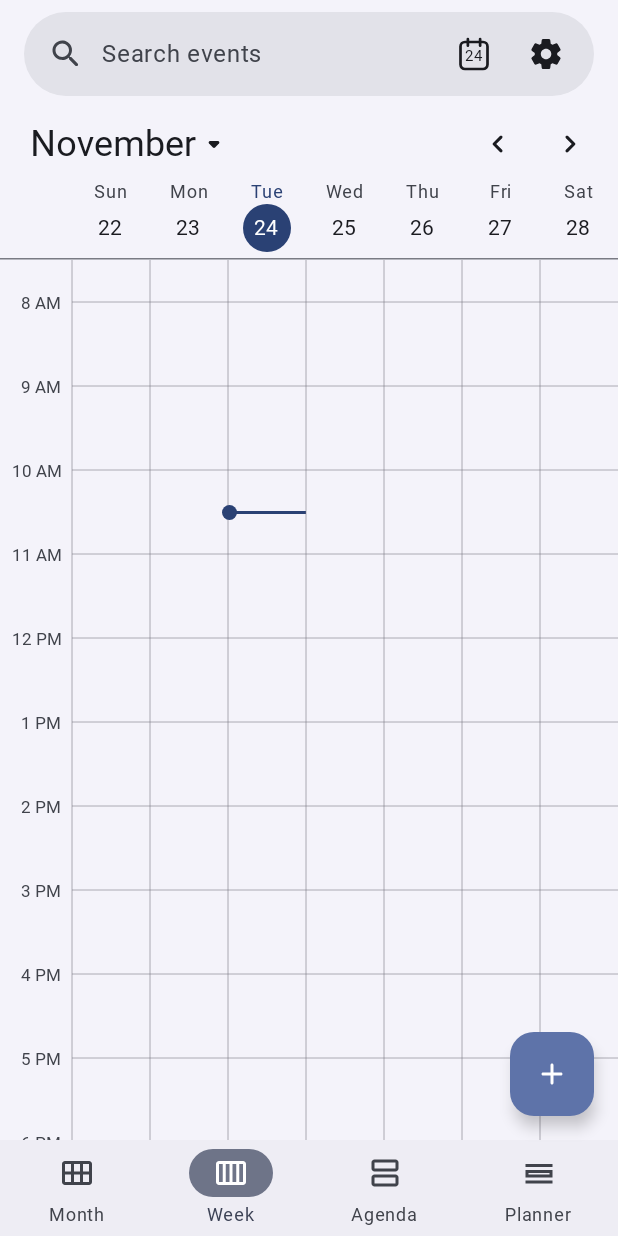
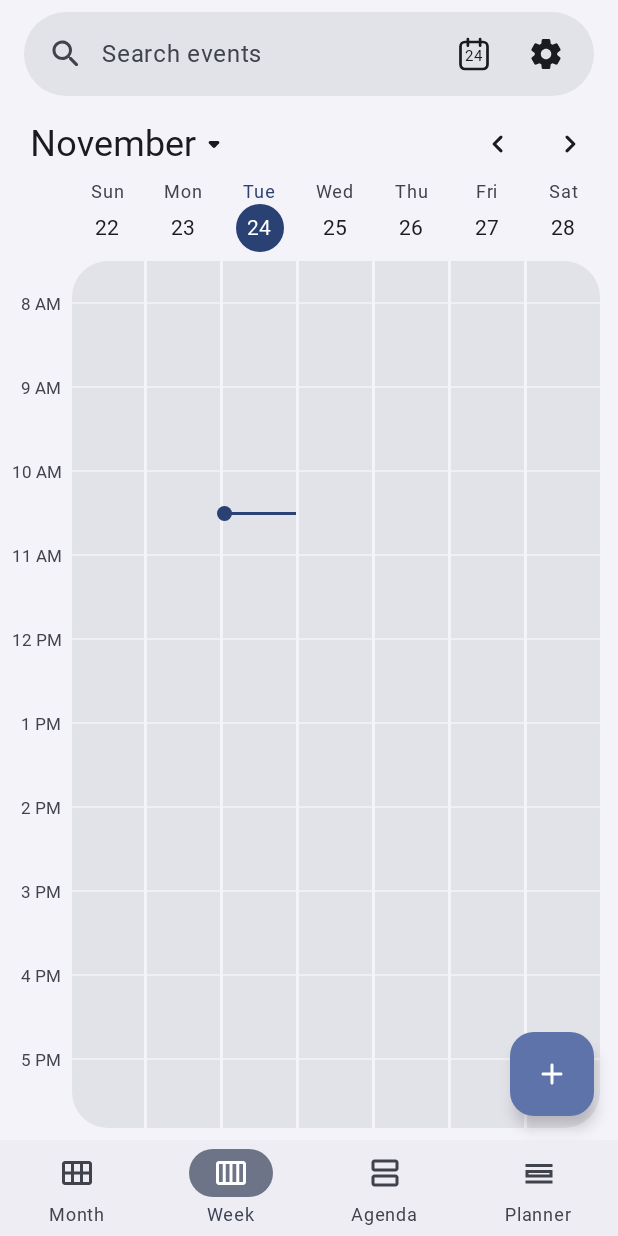
Before and after one commit to jawsh207/Calendar, an Android app built with Jetpack Compose: the screen it shows after launch (MainActivity), item 2 of the bottom bar chosen, on a phone screen of 412 x 824 dp. Run offline under Robolectric (Android 15) with nearby library versions, the phone set to English and light mode, and no system bars; Roboto replaces fonts that are not available here; 1 statement that could not run was skipped.

Commit message:
Put the month and week grids on rounded cards
The Month, Planner and Week views now sit on a rounded card in the search
bar's colour, inset like the grouped lists, with gaps of page colour as the
lines between the days. The Week view's all-day row and hour grid are two
pieces of one card, and its hour labels follow the grid's scrolling.

Day headings in the lists are in the primary colour like Contacts' and
Dialtone's section headings, and the weekday letters are all one colour.

```diff
--- a/app/src/main/java/app/agenda/calendar/ui/components/Events.kt
+++ b/app/src/main/java/app/agenda/calendar/ui/components/Events.kt
@@ -112,7 +112,8 @@ fun EventChip(occurrence: Occurrence, modifier: Modifier = Modifier, faded: Bool
 
 /**
  * The day heading over a day's events in the lists: the weekday and date, in the theme's
- * primary colour for today.
+ * primary colour like the section headings in Contacts and Dialtone. Today and tomorrow are
+ * named.
  */
 @Composable
 fun DayHeading(day: LocalDate, today: LocalDate, formats: Formats, modifier: Modifier = Modifier) {
@@ -125,7 +126,7 @@ fun DayHeading(day: LocalDate, today: LocalDate, formats: Formats, modifier: Mod
         label,
         style = MaterialTheme.typography.titleSmall,
         fontWeight = FontWeight.Medium,
-        color = if (day == today) MaterialTheme.colorScheme.primary else MaterialTheme.colorScheme.onSurfaceVariant,
+        color = MaterialTheme.colorScheme.primary,
         modifier = modifier.padding(start = 32.dp, top = 20.dp, bottom = 8.dp),
     )
 }
--- a/app/src/main/java/app/agenda/calendar/ui/components/Lists.kt
+++ b/app/src/main/java/app/agenda/calendar/ui/components/Lists.kt
@@ -33,8 +33,11 @@ fun segmentShape(index: Int, count: Int, large: Dp = 24.dp, small: Dp = 6.dp): S
     else -> RoundedCornerShape(small)
 }
 
-/** Space between the rows of a grouped list. */
+/** Space between the rows of a grouped list, and between the days of a calendar grid. */
 val SEGMENT_GAP = 2.dp
+
+/** Corner radius of the card a calendar grid sits on: a grouped list's outer corners. */
+val GRID_CORNER = 24.dp
 
 /**
  * A section heading in the theme's primary colour, 32dp from the screen edge to line up with
--- a/app/src/main/java/app/agenda/calendar/ui/month/MonthGrid.kt
+++ b/app/src/main/java/app/agenda/calendar/ui/month/MonthGrid.kt
@@ -8,10 +8,13 @@ import androidx.compose.foundation.background
 import androidx.compose.foundation.combinedClickable
 import androidx.compose.foundation.layout.Arrangement
 import androidx.compose.foundation.layout.Box
+import androidx.compose.foundation.layout.BoxScope
 import androidx.compose.foundation.layout.BoxWithConstraints
 import androidx.compose.foundation.layout.Column
+import androidx.compose.foundation.layout.ColumnScope
 import androidx.compose.foundation.layout.Row
 import androidx.compose.foundation.layout.Spacer
+import androidx.compose.foundation.layout.fillMaxHeight
 import androidx.compose.foundation.layout.fillMaxSize
 import androidx.compose.foundation.layout.fillMaxWidth
 import androidx.compose.foundation.layout.height
@@ -19,7 +22,6 @@ import androidx.compose.foundation.layout.padding
 import androidx.compose.foundation.layout.size
 import androidx.compose.foundation.shape.CircleShape
 import androidx.compose.foundation.shape.RoundedCornerShape
-import androidx.compose.material3.HorizontalDivider
 import androidx.compose.material3.MaterialShapes
 import androidx.compose.material3.MaterialTheme
 import androidx.compose.material3.Text
@@ -44,26 +46,58 @@ import app.agenda.calendar.data.monthGrid
 import app.agenda.calendar.data.occurrencesOn
 import app.agenda.calendar.ui.components.EventChip
 import app.agenda.calendar.ui.components.Formats
+import app.agenda.calendar.ui.components.GRID_CORNER
+import app.agenda.calendar.ui.components.SEGMENT_GAP
 import java.time.DayOfWeek
 import java.time.LocalDate
 import java.time.YearMonth
 import java.time.format.TextStyle
 
-/** The row of weekday letters over a month grid, starting on [firstDay]. */
+/**
+ * The row of weekday letters over a month grid, starting on [firstDay]. It sits on the page
+ * above the grid's card, spaced like the cells so each letter is over its column.
+ */
 @Composable
 fun WeekdayRow(firstDay: DayOfWeek, formats: Formats, modifier: Modifier = Modifier) {
-    Row(modifier.fillMaxWidth().padding(vertical = 6.dp)) {
+    Row(modifier.fillMaxWidth().padding(vertical = 6.dp), horizontalArrangement = Arrangement.spacedBy(SEGMENT_GAP)) {
         val start = monthGrid(YearMonth.of(2026, 1), firstDay).first()
         repeat(7) { i ->
             val day = start.plusDays(i.toLong())
-            val weekend = day.dayOfWeek == DayOfWeek.SATURDAY || day.dayOfWeek == DayOfWeek.SUNDAY
             Text(
                 formats.weekday(day, TextStyle.NARROW),
                 style = MaterialTheme.typography.labelMedium,
-                color = if (weekend) MaterialTheme.colorScheme.primary else MaterialTheme.colorScheme.onSurfaceVariant,
+                color = MaterialTheme.colorScheme.onSurfaceVariant,
                 textAlign = TextAlign.Center,
                 modifier = Modifier.weight(1f),
             )
+        }
+    }
+}
+
+/**
+ * The card a calendar grid sits on: rounded like a grouped list and cut into [rows] rows of
+ * seven cells in the search bar's colour, with [SEGMENT_GAP] of page showing between them, so
+ * the gaps are the lines between the days. The outer cells take the card's rounded corners.
+ * [cell] draws the inside of one cell; [rowModifier] sizes each row.
+ */
+@Composable
+fun GridCard(
+    rows: Int,
+    modifier: Modifier = Modifier,
+    rowModifier: ColumnScope.(row: Int) -> Modifier = { Modifier },
+    cell: @Composable BoxScope.(row: Int, column: Int) -> Unit,
+) {
+    val card = MaterialTheme.colorScheme.surfaceContainerHighest
+    Column(
+        modifier.fillMaxWidth().clip(RoundedCornerShape(GRID_CORNER)),
+        verticalArrangement = Arrangement.spacedBy(SEGMENT_GAP),
+    ) {
+        repeat(rows) { row ->
+            Row(rowModifier(this, row).fillMaxWidth(), horizontalArrangement = Arrangement.spacedBy(SEGMENT_GAP)) {
+                repeat(7) { column ->
+                    Box(Modifier.weight(1f).fillMaxHeight().background(card)) { cell(this, row, column) }
+                }
+            }
         }
     }
 }
@@ -99,8 +133,9 @@ fun DayNumber(day: LocalDate, today: Boolean, selected: Boolean, inMonth: Boolea
 }
 
 /**
- * A whole month as six weeks of cells, each with its events written in as coloured labels
- * (as many as fit, then "+2"). Tapping a day picks it; a long press starts a new event on it.
+ * A whole month as six weeks of cells on a [GridCard], each with its events written in as
+ * coloured labels (as many as fit, then "+2"). Tapping a day picks it; a long press starts a
+ * new event on it.
  */
 @Composable
 fun MonthGrid(
@@ -114,13 +149,11 @@ fun MonthGrid(
     onDayLongClick: (LocalDate) -> Unit,
     modifier: Modifier = Modifier,
 ) {
-    val days = remember(month, firstDay) { monthGrid(month, firstDay) }
+    val weeks = remember(month, firstDay) { monthGrid(month, firstDay).chunked(7) }
     Column(modifier.fillMaxSize()) {
         WeekdayRow(firstDay, formats)
-        days.chunked(7).forEach { week ->
-            HorizontalDivider(color = MaterialTheme.colorScheme.outlineVariant.copy(alpha = 0.5f))
-            Row(Modifier.fillMaxWidth().weight(1f)) {
-                week.forEach { day ->
+        GridCard(rows = weeks.size, modifier = Modifier.weight(1f), rowModifier = { Modifier.weight(1f) }) { row, column ->
+            val day = weeks[row][column]
             DayCell(
                 day = day,
                 inMonth = YearMonth.from(day) == month,
@@ -129,10 +162,8 @@ fun MonthGrid(
                 occurrences = remember(occurrences, day) { occurrencesOn(occurrences, day) },
                 onClick = { onDayClick(day) },
                 onLongClick = { onDayLongClick(day) },
-                        modifier = Modifier.weight(1f).fillMaxSize(),
+                modifier = Modifier.fillMaxSize(),
             )
-                }
-            }
         }
     }
 }
@@ -150,7 +181,7 @@ private fun DayCell(
     onLongClick: () -> Unit,
     modifier: Modifier,
 ) {
-    BoxWithConstraints(modifier.clip(RoundedCornerShape(8.dp)).combinedClickable(onClick = onClick, onLongClick = onLongClick)) {
+    BoxWithConstraints(modifier.combinedClickable(onClick = onClick, onLongClick = onLongClick)) {
         // 28dp for the number, then 18dp a label.
         val fits = ((maxHeight - 32.dp) / 18.dp).toInt().coerceAtLeast(0)
         val shown = if (occurrences.size > fits) (fits - 1).coerceAtLeast(0) else occurrences.size
@@ -175,8 +206,9 @@ private fun DayCell(
 }
 
 /**
- * The small month of the Month + agenda view: day numbers only, with a dot for each of the
- * first three events. Tapping a day picks it and the list below follows.
+ * The small month of the Month + agenda view, on a [GridCard] like the full month: day numbers
+ * only, with a dot for each of the first three events. Tapping a day picks it and the list
+ * below follows.
  */
 @Composable
 fun CompactMonthGrid(
@@ -189,16 +221,15 @@ fun CompactMonthGrid(
     onDayClick: (LocalDate) -> Unit,
     modifier: Modifier = Modifier,
 ) {
-    val days = remember(month, firstDay) { monthGrid(month, firstDay) }
-    Column(modifier.fillMaxWidth().padding(horizontal = 8.dp)) {
+    val weeks = remember(month, firstDay) { monthGrid(month, firstDay).chunked(7) }
+    Column(modifier.fillMaxWidth()) {
         WeekdayRow(firstDay, formats)
-        days.chunked(7).forEach { week ->
-            Row(Modifier.fillMaxWidth()) {
-                week.forEach { day ->
+        GridCard(rows = weeks.size, rowModifier = { Modifier.height(44.dp) }) { row, column ->
+            val day = weeks[row][column]
             val onDay = remember(occurrences, day) { occurrencesOn(occurrences, day) }
             val description = pluralStringResource(R.plurals.event_count, onDay.size, onDay.size)
             Column(
-                        Modifier.weight(1f).height(44.dp).clip(RoundedCornerShape(12.dp))
+                Modifier.fillMaxSize()
                     .combinedClickable(onClick = { onDayClick(day) })
                     .semantics { contentDescription = "${formats.shortDay.format(day)}, $description" },
                 horizontalAlignment = Alignment.CenterHorizontally,
@@ -214,5 +245,3 @@ fun CompactMonthGrid(
         }
     }
 }
-    }
-}
--- a/app/src/main/java/app/agenda/calendar/ui/week/WeekView.kt
+++ b/app/src/main/java/app/agenda/calendar/ui/week/WeekView.kt
@@ -1,14 +1,19 @@
 package app.agenda.calendar.ui.week
 
+import androidx.compose.foundation.ScrollState
 import androidx.compose.foundation.background
 import androidx.compose.foundation.clickable
+import androidx.compose.foundation.gestures.Orientation
 import androidx.compose.foundation.gestures.detectTapGestures
+import androidx.compose.foundation.gestures.scrollable
 import androidx.compose.foundation.layout.Arrangement
 import androidx.compose.foundation.layout.Box
 import androidx.compose.foundation.layout.BoxWithConstraints
 import androidx.compose.foundation.layout.Column
+import androidx.compose.foundation.layout.IntrinsicSize
 import androidx.compose.foundation.layout.PaddingValues
 import androidx.compose.foundation.layout.Row
+import androidx.compose.foundation.layout.fillMaxHeight
 import androidx.compose.foundation.layout.fillMaxSize
 import androidx.compose.foundation.layout.fillMaxWidth
 import androidx.compose.foundation.layout.height
@@ -16,13 +21,13 @@ import androidx.compose.foundation.layout.offset
 import androidx.compose.foundation.layout.padding
 import androidx.compose.foundation.layout.size
 import androidx.compose.foundation.layout.width
+import androidx.compose.foundation.layout.wrapContentHeight
 import androidx.compose.foundation.pager.HorizontalPager
 import androidx.compose.foundation.pager.PagerState
 import androidx.compose.foundation.rememberScrollState
 import androidx.compose.foundation.shape.CircleShape
 import androidx.compose.foundation.shape.RoundedCornerShape
 import androidx.compose.foundation.verticalScroll
-import androidx.compose.material3.HorizontalDivider
 import androidx.compose.material3.MaterialTheme
 import androidx.compose.material3.Text
 import androidx.compose.runtime.Composable
@@ -38,9 +43,11 @@ import androidx.compose.runtime.snapshotFlow
 import androidx.compose.ui.Alignment
 import androidx.compose.ui.Modifier
 import androidx.compose.ui.draw.clip
+import androidx.compose.ui.draw.clipToBounds
 import androidx.compose.ui.draw.drawBehind
 import androidx.compose.ui.geometry.Offset
 import androidx.compose.ui.graphics.Color
+import androidx.compose.ui.graphics.graphicsLayer
 import androidx.compose.ui.input.pointer.pointerInput
 import androidx.compose.ui.platform.LocalContext
 import androidx.compose.ui.platform.LocalDensity
@@ -63,6 +70,9 @@ import app.agenda.calendar.data.weekPage
 import app.agenda.calendar.ui.CalendarViewModel
 import app.agenda.calendar.ui.components.EventChip
 import app.agenda.calendar.ui.components.Formats
+import app.agenda.calendar.ui.components.GRID_CORNER
+import app.agenda.calendar.ui.components.SEGMENT_GAP
+import app.agenda.calendar.ui.components.segmentShape
 import app.agenda.calendar.ui.components.timeText
 import app.agenda.calendar.ui.month.DayNumber
 import app.agenda.calendar.ui.rememberOccurrences
@@ -158,9 +168,16 @@ private fun WeekPage(
         snapshotFlow { scroll.value }.collect { if (current()) sharedScroll.intValue = it }
     }
 
-    Column(Modifier.fillMaxSize()) {
+    val card = scheme.surfaceContainerHighest
+    val hasAllDay = allDay.any { it.isNotEmpty() }
+    // The all-day row and the hour grid are the two pieces of one card, stacked like the rows
+    // of a grouped list; the gaps between the day columns are the lines between the days.
+    val gridShape = segmentShape(if (hasAllDay) 1 else 0, if (hasAllDay) 2 else 1, large = GRID_CORNER)
+
+    Column(Modifier.fillMaxSize().padding(end = 12.dp, bottom = 8.dp), verticalArrangement = Arrangement.spacedBy(SEGMENT_GAP)) {
         Row(Modifier.fillMaxWidth().padding(bottom = 4.dp)) {
             Box(Modifier.width(GUTTER))
+            Row(Modifier.weight(1f), horizontalArrangement = Arrangement.spacedBy(SEGMENT_GAP)) {
                 days.forEach { day ->
                     Column(
                         Modifier.weight(1f).clip(RoundedCornerShape(12.dp)).clickable { viewModel.select(day) },
@@ -175,17 +192,25 @@ private fun WeekPage(
                     }
                 }
             }
-        if (allDay.any { it.isNotEmpty() }) {
-            Row(Modifier.fillMaxWidth().padding(bottom = 4.dp)) {
+        }
+        if (hasAllDay) {
+            Row(Modifier.fillMaxWidth().height(IntrinsicSize.Min)) {
                 Text(
                     stringResource(R.string.all_day_short),
                     style = MaterialTheme.typography.labelSmall,
                     color = scheme.onSurfaceVariant,
                     textAlign = TextAlign.Center,
-                    modifier = Modifier.width(GUTTER).padding(top = 2.dp),
+                    modifier = Modifier.width(GUTTER).padding(top = 6.dp),
                 )
+                Row(
+                    Modifier.weight(1f).fillMaxHeight().clip(segmentShape(0, 2, large = GRID_CORNER)),
+                    horizontalArrangement = Arrangement.spacedBy(SEGMENT_GAP),
+                ) {
                     allDay.forEachIndexed { index, events ->
-                    Column(Modifier.weight(1f).padding(horizontal = 1.dp), verticalArrangement = Arrangement.spacedBy(2.dp)) {
+                        Column(
+                            Modifier.weight(1f).fillMaxHeight().background(card).padding(horizontal = 1.dp, vertical = 4.dp),
+                            verticalArrangement = Arrangement.spacedBy(2.dp),
+                        ) {
                             val shown = if (events.size > ALL_DAY_ROWS) ALL_DAY_ROWS - 1 else events.size
                             events.take(shown).forEach { o ->
                                 EventChip(o, Modifier.clip(RoundedCornerShape(4.dp)).clickable { onOpen(o) })
@@ -202,9 +227,13 @@ private fun WeekPage(
                     }
                 }
             }
-        HorizontalDivider(color = scheme.outlineVariant)
-        Row(Modifier.fillMaxWidth().weight(1f).verticalScroll(scroll)) {
-            HourGutter(formats)
+        }
+        Row(Modifier.fillMaxWidth().weight(1f)) {
+            HourGutter(formats, scroll)
+            Row(
+                Modifier.weight(1f).fillMaxHeight().clip(gridShape).verticalScroll(scroll),
+                horizontalArrangement = Arrangement.spacedBy(SEGMENT_GAP),
+            ) {
                 days.forEach { day ->
                     DayColumn(
                         day = day,
@@ -219,11 +248,24 @@ private fun WeekPage(
             }
         }
     }
+}
 
-/** The hour labels down the side of the time grid. */
+/**
+ * The hour labels down the side of the time grid. They sit on the page outside the card, so
+ * rather than scrolling with the grid they follow its [scroll] position, and dragging them
+ * scrolls the grid too.
+ */
 @Composable
-private fun HourGutter(formats: Formats) {
-    Box(Modifier.width(GUTTER).height(HOUR * 24)) {
+private fun HourGutter(formats: Formats, scroll: ScrollState) {
+    Box(
+        Modifier.width(GUTTER).fillMaxHeight().clipToBounds()
+            // A vertical scroll runs the drag backwards (finger up moves the hours up); match it.
+            .scrollable(scroll, Orientation.Vertical, reverseDirection = true),
+    ) {
+        Box(
+            Modifier.wrapContentHeight(Alignment.Top, unbounded = true).height(HOUR * 24).fillMaxWidth()
+                .graphicsLayer { translationY = -scroll.value.toFloat() },
+        ) {
             for (hour in 1 until 24) {
                 Text(
                     formats.hour.format(LocalTime.of(hour, 0)),
@@ -235,8 +277,12 @@ private fun HourGutter(formats: Formats) {
             }
         }
     }
+}
 
-/** One day's column of the time grid: hour lines, the day's timed events, and the time now. */
+/**
+ * One day's column of the time grid, in the card's colour: hour lines in the page colour, the
+ * day's timed events, and the time now.
+ */
 @Composable
 private fun DayColumn(
     day: LocalDate,
@@ -249,15 +295,17 @@ private fun DayColumn(
 ) {
     val context = LocalContext.current
     val scheme = MaterialTheme.colorScheme
-    val line = scheme.outlineVariant.copy(alpha = 0.6f)
+    val card = scheme.surfaceContainerHighest
+    val line = scheme.background
     val placed = remember(occurrences, day) { layoutDay(occurrences, day) }
     val hourPx = with(LocalDensity.current) { HOUR.toPx() }
     val newEvent by rememberUpdatedState(onNewEvent)
     BoxWithConstraints(
         modifier
+            .background(card)
             .drawBehind {
-                drawLine(line, Offset(0f, 0f), Offset(0f, size.height), 1f)
-                for (hour in 1 until 24) drawLine(line, Offset(0f, hourPx * hour), Offset(size.width, hourPx * hour), 1f)
+                val stroke = 1.dp.toPx()
+                for (hour in 1 until 24) drawLine(line, Offset(0f, hourPx * hour), Offset(size.width, hourPx * hour), stroke)
             }
             .pointerInput(day) { detectTapGestures(onTap = { offset -> newEvent((offset.y / hourPx).toInt().coerceIn(0, 23)) }) },
     ) {
```
Also changed, not shown: app/src/main/java/app/agenda/calendar/ui/month/MonthViews.kt (+9 -5 lines). Lines whose indentation alone changed are shown as unchanged.
